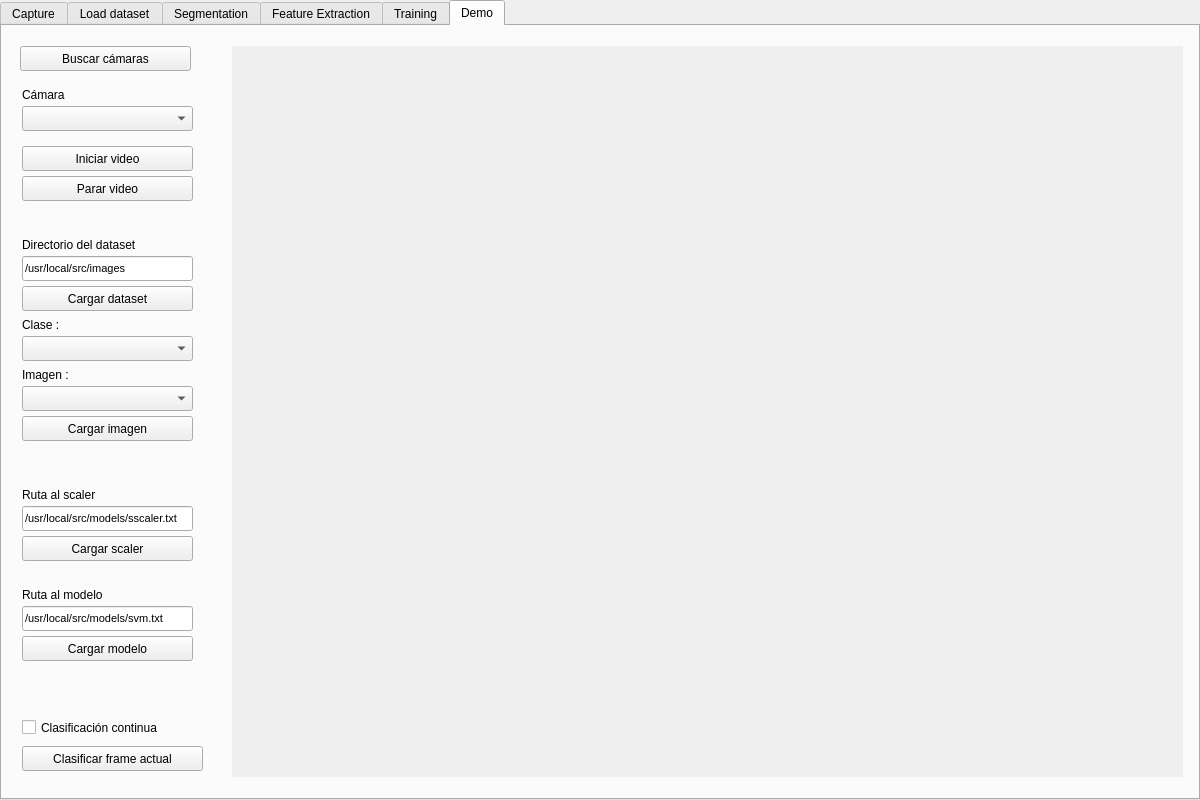
vLabayen/giltzacls, file classification/mainwindow.ui: the form before one commit.
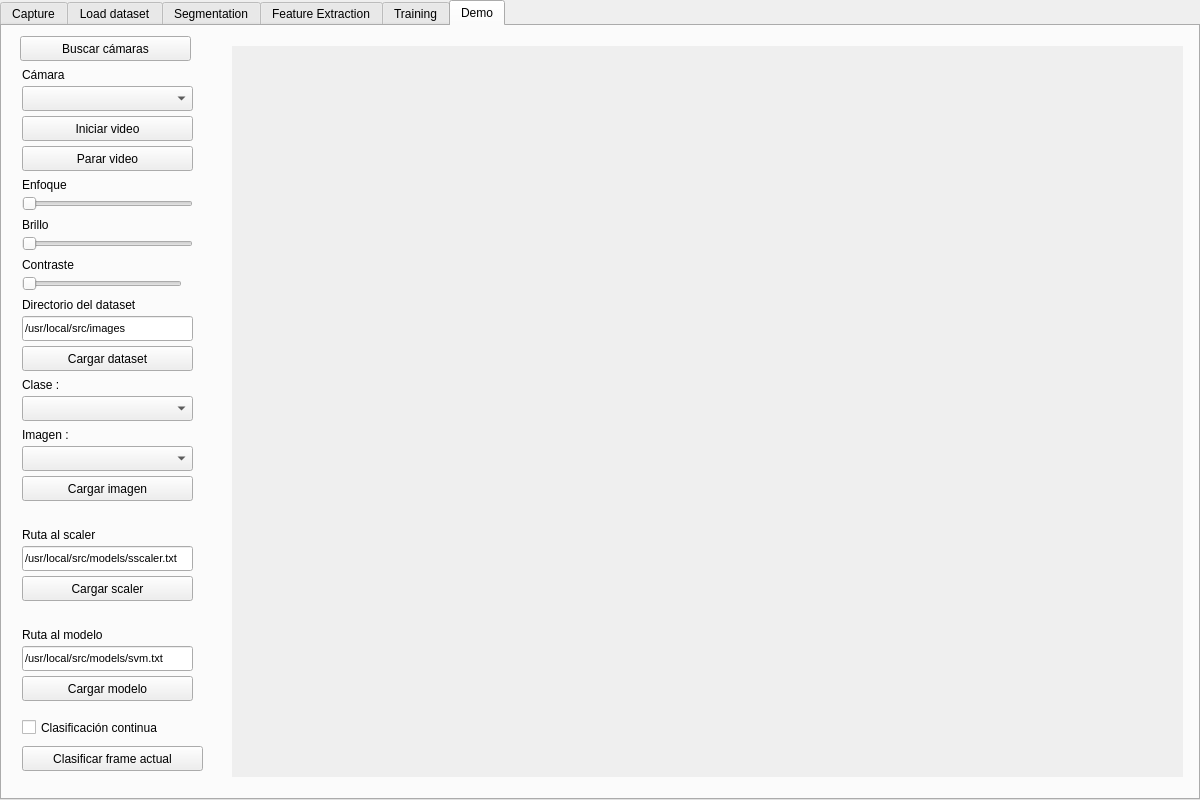
The form after the commit. The open tabs and pages were chosen to show the change.

Commit message: Cambios en rellenado de huecos, en watersheed, filtrado por area. Ajuste de focus, brillo y contraste manual en demo y en capture.

What changed in the file:
```diff
--- a/classification/mainwindow.ui
+++ b/classification/mainwindow.ui
@@ -1115,7 +1115,7 @@
       <property name="geometry">
        <rect>
         <x>18</x>
-        <y>20</y>
+        <y>10</y>
         <width>171</width>
         <height>25</height>
        </rect>
@@ -1128,7 +1128,7 @@
       <property name="geometry">
        <rect>
         <x>20</x>
-        <y>150</y>
+        <y>120</y>
         <width>171</width>
         <height>25</height>
        </rect>
@@ -1141,7 +1141,7 @@
       <property name="geometry">
        <rect>
         <x>20</x>
-        <y>120</y>
+        <y>90</y>
         <width>171</width>
         <height>25</height>
        </rect>
@@ -1154,7 +1154,7 @@
       <property name="geometry">
        <rect>
         <x>20</x>
-        <y>80</y>
+        <y>60</y>
         <width>171</width>
         <height>25</height>
        </rect>
@@ -1164,7 +1164,7 @@
       <property name="geometry">
        <rect>
         <x>20</x>
-        <y>60</y>
+        <y>40</y>
         <width>67</width>
         <height>17</height>
        </rect>
@@ -1203,7 +1203,7 @@
       <property name="geometry">
        <rect>
         <x>20</x>
-        <y>560</y>
+        <y>600</y>
         <width>161</width>
         <height>17</height>
        </rect>
@@ -1216,7 +1216,7 @@
       <property name="geometry">
        <rect>
         <x>20</x>
-        <y>580</y>
+        <y>620</y>
         <width>171</width>
         <height>25</height>
        </rect>
@@ -1234,7 +1234,7 @@
       <property name="geometry">
        <rect>
         <x>20</x>
-        <y>610</y>
+        <y>650</y>
         <width>171</width>
         <height>25</height>
        </rect>
@@ -1266,7 +1266,7 @@
       <property name="geometry">
        <rect>
         <x>20</x>
-        <y>260</y>
+        <y>320</y>
         <width>171</width>
         <height>25</height>
        </rect>
@@ -1279,7 +1279,7 @@
       <property name="geometry">
        <rect>
         <x>20</x>
-        <y>310</y>
+        <y>370</y>
         <width>171</width>
         <height>25</height>
        </rect>
@@ -1289,7 +1289,7 @@
       <property name="geometry">
        <rect>
         <x>20</x>
-        <y>360</y>
+        <y>420</y>
         <width>171</width>
         <height>25</height>
        </rect>
@@ -1299,7 +1299,7 @@
       <property name="geometry">
        <rect>
         <x>20</x>
-        <y>290</y>
+        <y>350</y>
         <width>67</width>
         <height>17</height>
        </rect>
@@ -1312,7 +1312,7 @@
       <property name="geometry">
        <rect>
         <x>20</x>
-        <y>340</y>
+        <y>400</y>
         <width>67</width>
         <height>17</height>
        </rect>
@@ -1325,7 +1325,7 @@
       <property name="geometry">
        <rect>
         <x>20</x>
-        <y>390</y>
+        <y>450</y>
         <width>171</width>
         <height>25</height>
        </rect>
@@ -1338,7 +1338,7 @@
       <property name="geometry">
        <rect>
         <x>20</x>
-        <y>230</y>
+        <y>290</y>
         <width>171</width>
         <height>25</height>
        </rect>
@@ -1356,7 +1356,7 @@
       <property name="geometry">
        <rect>
         <x>20</x>
-        <y>210</y>
+        <y>270</y>
         <width>151</width>
         <height>17</height>
        </rect>
@@ -1369,7 +1369,7 @@
       <property name="geometry">
        <rect>
         <x>20</x>
-        <y>510</y>
+        <y>550</y>
         <width>171</width>
         <height>25</height>
        </rect>
@@ -1382,7 +1382,7 @@
       <property name="geometry">
        <rect>
         <x>20</x>
-        <y>480</y>
+        <y>520</y>
         <width>171</width>
         <height>25</height>
        </rect>
@@ -1400,7 +1400,7 @@
       <property name="geometry">
        <rect>
         <x>20</x>
-        <y>460</y>
+        <y>500</y>
         <width>161</width>
         <height>17</height>
        </rect>
@@ -1409,6 +1409,111 @@
        <string>Ruta al scaler</string>
       </property>
      </widget>
+     <widget class="QSlider" name="demo_focus">
+      <property name="geometry">
+       <rect>
+        <x>20</x>
+        <y>170</y>
+        <width>171</width>
+        <height>16</height>
+       </rect>
+      </property>
+      <property name="maximum">
+       <number>255</number>
+      </property>
+      <property name="pageStep">
+       <number>5</number>
+      </property>
+      <property name="orientation">
+       <enum>Qt::Horizontal</enum>
+      </property>
+      <property name="tickInterval">
+       <number>5</number>
+      </property>
+     </widget>
+     <widget class="QLabel" name="capture_cameraLabel_3">
+      <property name="geometry">
+       <rect>
+        <x>20</x>
+        <y>150</y>
+        <width>67</width>
+        <height>17</height>
+       </rect>
+      </property>
+      <property name="text">
+       <string>Enfoque</string>
+      </property>
+     </widget>
+     <widget class="QSlider" name="demo_brightness">
+      <property name="geometry">
+       <rect>
+        <x>20</x>
+        <y>210</y>
+        <width>171</width>
+        <height>16</height>
+       </rect>
+      </property>
+      <property name="maximum">
+       <number>255</number>
+      </property>
+      <property name="pageStep">
+       <number>5</number>
+      </property>
+      <property name="orientation">
+       <enum>Qt::Horizontal</enum>
+      </property>
+      <property name="tickInterval">
+       <number>5</number>
+      </property>
+     </widget>
+     <widget class="QLabel" name="capture_cameraLabel_4">
+      <property name="geometry">
+       <rect>
+        <x>20</x>
+        <y>190</y>
+        <width>91</width>
+        <height>17</height>
+       </rect>
+      </property>
+      <property name="text">
+       <string>Brillo</string>
+      </property>
+     </widget>
+     <widget class="QLabel" name="capture_cameraLabel_6">
+      <property name="geometry">
+       <rect>
+        <x>20</x>
+        <y>230</y>
+        <width>91</width>
+        <height>17</height>
+       </rect>
+      </property>
+      <property name="text">
+       <string>Contraste</string>
+      </property>
+     </widget>
+     <widget class="QSlider" name="demo_contrast">
+      <property name="geometry">
+       <rect>
+        <x>20</x>
+        <y>250</y>
+        <width>160</width>
+        <height>16</height>
+       </rect>
+      </property>
+      <property name="maximum">
+       <number>255</number>
+      </property>
+      <property name="pageStep">
+       <number>5</number>
+      </property>
+      <property name="orientation">
+       <enum>Qt::Horizontal</enum>
+      </property>
+      <property name="tickInterval">
+       <number>5</number>
+      </property>
+     </widget>
     </widget>
    </widget>
   </widget>
```
Left out of the diff: 143 changed lines with no effect on the pictures. The commit also changes 7 other files.
